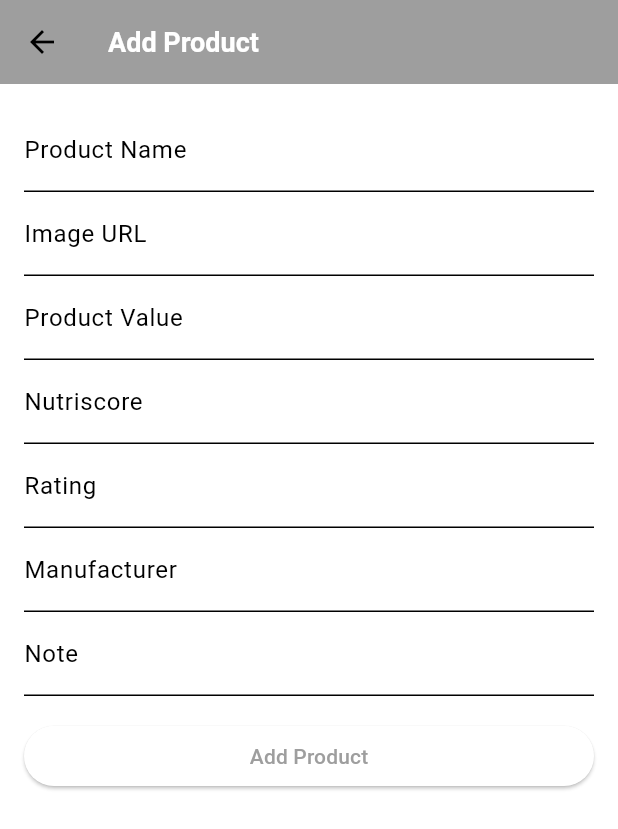
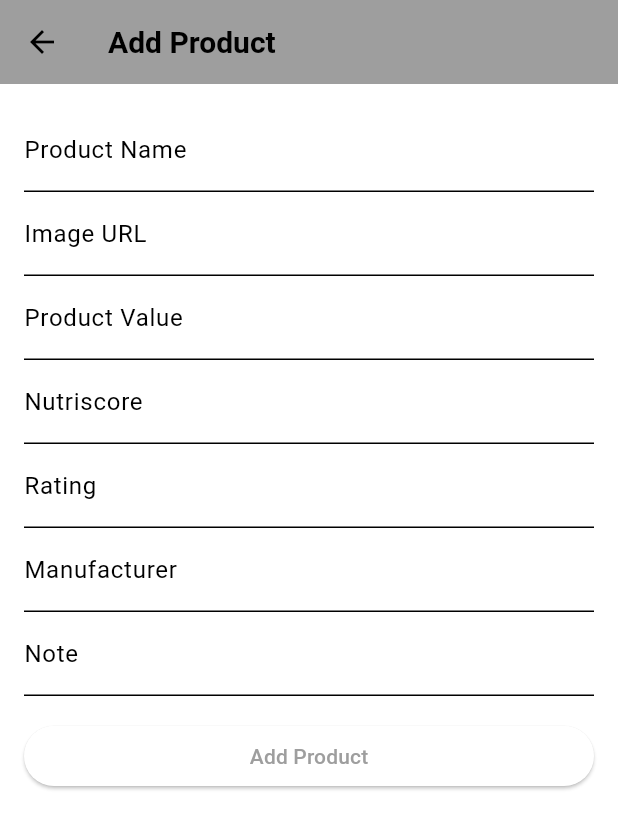
Before and after one commit to PGszafir/recallrave, a Flutter app: the screen it shows after launch, after a tap on the "add" icon, on a phone screen of 412 x 824 dp. Shown: the top 829 px of the screen. Run offline on Flutter 3.47's test engine with Material 3 defaults, Android fonts, the phone set to English and light mode, and no system bars.

Commit message:
font size change

```diff
--- a/lib/add_product_view.dart
+++ b/lib/add_product_view.dart
@@ -23,7 +23,9 @@ class _AddProductViewState extends State<AddProductView> {
           backgroundColor: Theme.of(context).colorScheme.primary,
           title: Text(
             "Add Product",
-            style: Theme.of(context).textTheme.headline6,
+            style: Theme.of(context).textTheme.headline6!.copyWith(
+              fontSize: 20.0,
+            )
           ),
       ),
       body: SingleChildScrollView(
--- a/lib/main.dart
+++ b/lib/main.dart
@@ -10,9 +10,9 @@ class MyApp extends StatelessWidget {
   const MyApp({Key? key}) : super(key: key);
 
   static const TextStyle appBarTextStyle = TextStyle(
-    fontSize: 18.0,
+    fontSize: 26.0,
     fontWeight: FontWeight.bold,
-    color: Colors.white,
+    color: Colors.black,
     // Dodaj więcej stylów według potrzeb
   );
 
@@ -64,15 +64,26 @@ class _MyHomePageState extends State<MyHomePage> {
       appBar: AppBar(
         backgroundColor: Colors.grey,
         title: Center(
-          child: Text(widget.title, style: MyApp.appBarTextStyle),// add style: argument
-        )
+          child: Text(widget.title, style: MyApp.appBarTextStyle),
+        ),
       ),
       body: SingleChildScrollView(
         child: Column(
           mainAxisAlignment: MainAxisAlignment.center,
           children: <Widget>[
-            for (final product in products)// iterate for product list and add product viev
-              ListTile(// replace this with the product viev
+            Padding(
+              padding: const EdgeInsets.all(16.0),
+              child: Text(
+                "Aplikacja do gromadzenia wspomnień o produktach, tych, które Cię zachwyciły i tych, które nie przypadły Ci do gustu...",
+                style: TextStyle(
+                  fontSize: 16.0,
+                  color: Colors.black, // You can customize the text color
+                ),
+              ),
+            ),
+            for (final product in products) // iterate for product list and add product view
+              ListTile(
+                // replace this with the product view
                 title: Text(product['name']),
                 subtitle: Text(product['manufacturer']),
                 leading: Image.asset(product['image']),
```
